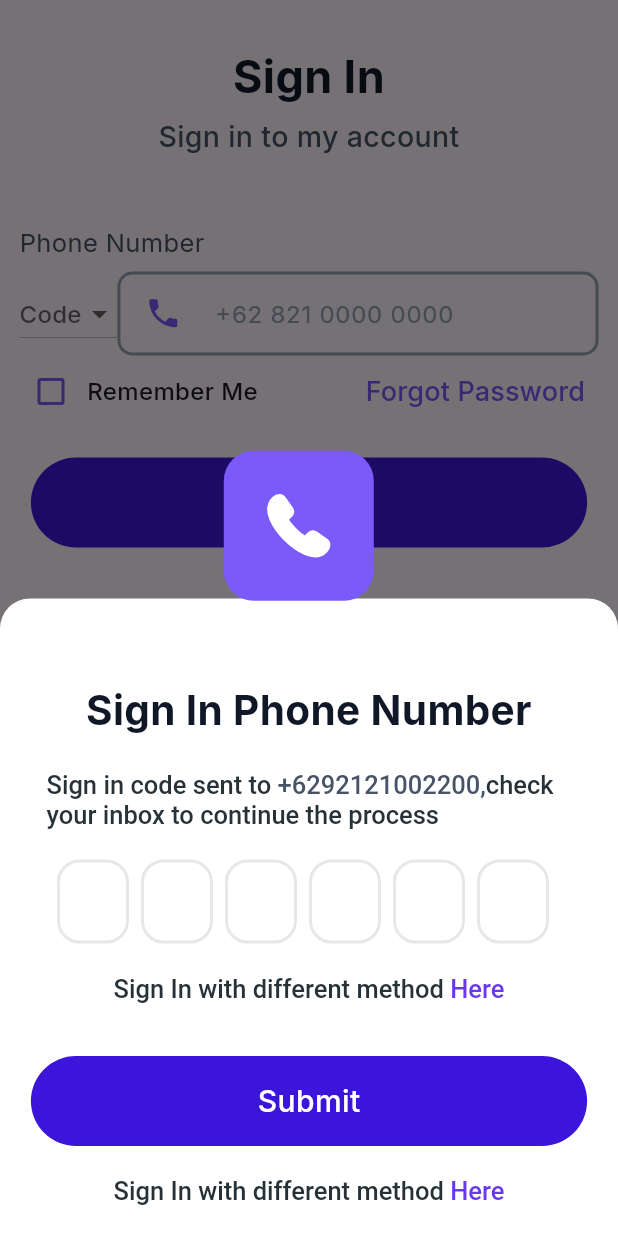
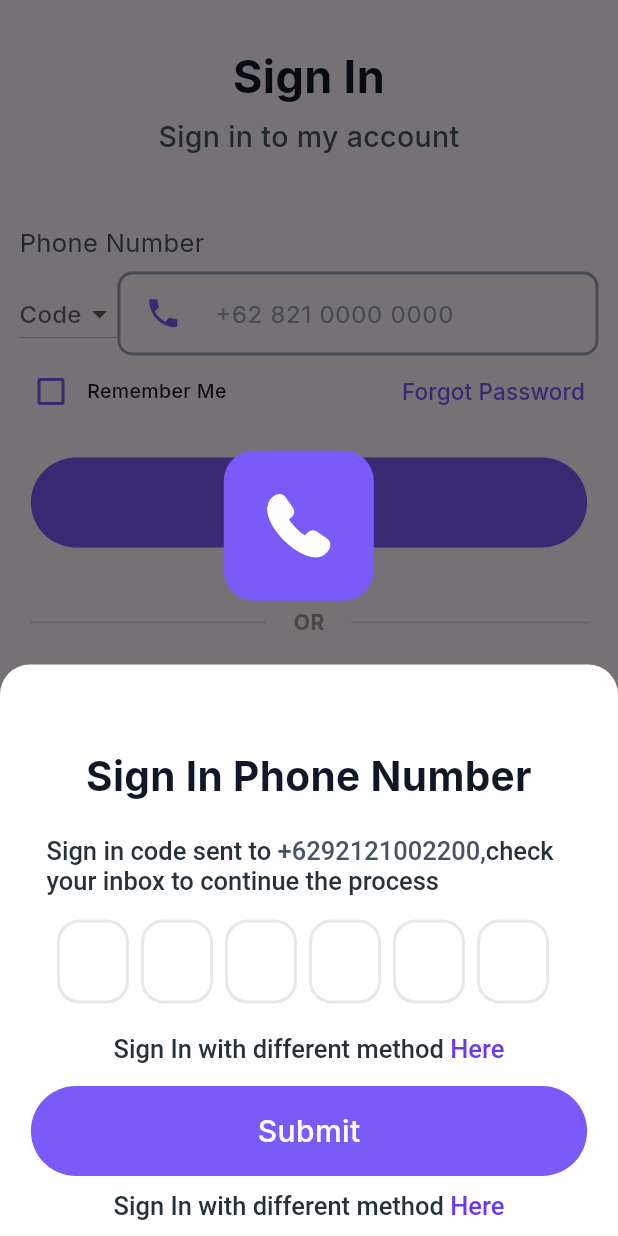
Before and after one commit to sammy002621/ui_hr_task_management, a Flutter app: the SignInPhonePage screen opened directly, after a tap on "Sign In", on a phone screen of 412 x 824 dp. Run offline on Flutter 3.47's test engine with Material 3 defaults, Android fonts, the phone set to English and light mode, and no system bars; drawn by our look-alikes of flutter_otp_text_field; our stand-ins replace dotted_border, flutter_bloc, flutter_svg, google_fonts, hugeicons, smooth_page_indicator; missing offline and left inert: avatar_stack; project files that could hold a hidden picture were left out.

Commit message:
adjusted modal sheet alignment

```diff
--- a/lib/presentation/auth/signin/pages/sign_in_phone_page.dart
+++ b/lib/presentation/auth/signin/pages/sign_in_phone_page.dart
@@ -71,6 +71,8 @@
                       fontSize: 17,
                       fontWeight: FontWeight.w500))
                   ])),
+
+                  descriptionheight: 16,
           content:OtpTextField(
                 decoration:InputDecoration(
                   hintStyle: TextStyle(
@@ -94,7 +96,9 @@
                 title: "Submit",
                 onTap: _navigateHome,
                width: MediaQuery.of(context).size.width * 0.9,
-                height: 60,),
+                height: 60,
+                color: AppColors.primaryColor,
+                ),
               belowTextField: Row(
                 mainAxisAlignment: MainAxisAlignment.center,
                 children: [
@@ -121,7 +125,7 @@
                       ]))
                 ],
               ),
-
+              belowTextFieldheight: 15,
               messageText: Row(
                 mainAxisAlignment: MainAxisAlignment.center,
                 children: [
@@ -148,7 +152,10 @@
                       ]))
                 ],
               ),
+              belowButton1height: 10,
               iconPath: AppVectors.centered_phone_icon,
+              belowTextOrButtonheight: 10,
+
               );
         });
   }
@@ -242,7 +249,7 @@
                     Text(
                       "Remember Me",
                       style:
-                          TextStyle(fontSize: 16, fontWeight: FontWeight.w500),
+                          TextStyle(fontSize: 13, fontWeight: FontWeight.w500),
                     )
                   ],
                 ),
@@ -254,7 +261,7 @@
                       "Forgot Password",
                       style: TextStyle(
                           color: AppColors.primaryColor,
-                          fontSize: 18,
+                          fontSize: 15,
                           fontWeight: FontWeight.w500),
                     ))
               ],
@@ -271,6 +278,7 @@
             onTap: _navigatePhoneSignin,
             width:MediaQuery.of(context).size.width * 0.9,
             height: 60,
+            color: AppColors.primaryColor,
           ),
 
           const SizedBox(
@@ -335,7 +343,7 @@
           ),
 
           const SizedBox(
-            height: 40,
+            height: 30,
           ),
 
           // sign up
@@ -367,7 +375,7 @@
             ],
           ),
 
-          const SizedBox(height: 30,)
+          const SizedBox(height: 15,)
         ],
       ),
     ));
--- a/lib/presentation/auth/signin/widgets/custom_modal_sheet.dart
+++ b/lib/presentation/auth/signin/widgets/custom_modal_sheet.dart
@@ -26,6 +26,9 @@
   final double? descriptionheight;
   final double? otpheight;
   final double? belowTextFieldheight;
+  final double? belowButton1height;
+  final double? belowTextOrButtonheight;
+  final double? topPosition;
   const CustomModalSheet({
     super.key,
     required this.iconPath,
@@ -40,6 +43,9 @@
     this.descriptionheight,
     this.otpheight,
     this.belowTextFieldheight,
+    this.belowButton1height,
+    this.belowTextOrButtonheight,
+    this.topPosition,
   });
 
   @override
@@ -103,11 +109,11 @@
                       widget.belowTextField ?? SizedBox.shrink(),
                       SizedBox(height: widget.belowTextFieldheight ?? 35),
                       widget.button1,
-                      const SizedBox(height: 20),
+                       SizedBox(height:widget.belowButton1height ?? 20),
                       widget.isTextorButton
                           ? widget.messageText ?? SizedBox.shrink()
                           : widget.button2 ?? SizedBox.shrink(),
-                      const SizedBox(height: 20),
+                       SizedBox(height:widget.belowTextOrButtonheight ?? 20),
                     ],
                   ),
                 ),
@@ -115,7 +121,7 @@
             ),
 
             Positioned(
-              top: -65,
+              top:widget.topPosition ?? -65,
               left: context.parentWidth * 0.35,
               child: CenteredContainer(
                   borderRadius: 20,
--- a/lib/presentation/home/widgets/meeting.dart
+++ b/lib/presentation/home/widgets/meeting.dart
@@ -19,7 +19,7 @@
             borderRadius: BorderRadius.circular(10),
             color: AppColors.bgColor),
         child: Padding(
-          padding: const EdgeInsets.all(10),
+          padding: const EdgeInsets.all(5),
           child: Column(
             mainAxisSize: MainAxisSize.min,
             children: [
--- a/lib/presentation/home/widgets/today_meeting.dart
+++ b/lib/presentation/home/widgets/today_meeting.dart
@@ -24,7 +24,7 @@
         color: Colors.white,
       ),
       child: Padding(
-        padding: const EdgeInsets.all(15),
+        padding: const EdgeInsets.all(10),
         child: Column(
           mainAxisSize: MainAxisSize.min,
           children: [
--- a/lib/presentation/home/widgets/today_task.dart
+++ b/lib/presentation/home/widgets/today_task.dart
@@ -26,7 +26,7 @@
         color: Colors.white,
       ),
       child: Padding(
-        padding: const EdgeInsets.all(15),
+        padding: const EdgeInsets.all(10),
         child: Column(
           mainAxisSize: MainAxisSize.min,
           children: [
--- a/lib/presentation/onboarding/pages/onboarding_1.dart
+++ b/lib/presentation/onboarding/pages/onboarding_1.dart
@@ -52,7 +52,7 @@
                     fontWeight: FontWeight.w600
                   ),
                   overflow: TextOverflow.ellipsis,
-                  maxLines: 1,
+                  maxLines: 2,
                   ),
                 const SizedBox(
                   height: 20,
--- a/lib/presentation/onboarding/pages/onboarding_2.dart
+++ b/lib/presentation/onboarding/pages/onboarding_2.dart
@@ -52,7 +52,7 @@
                     fontWeight: FontWeight.w600
                   ),
                   overflow: TextOverflow.ellipsis,
-                  maxLines: 1,
+                  maxLines: 2,
                   ),
                 const SizedBox(
                   height: 20,
--- a/lib/presentation/onboarding/pages/onboarding_3.dart
+++ b/lib/presentation/onboarding/pages/onboarding_3.dart
@@ -53,7 +53,7 @@
                     fontWeight: FontWeight.w600
                   ),
                   overflow: TextOverflow.ellipsis,
-                  maxLines: 1,
+                  maxLines: 2,
                   ),
                 const SizedBox(
                   height: 20,
```
Also changed, not shown: lib/presentation/auth/signin/pages/sign_in_page.dart (+31 -5 lines), lib/presentation/auth/signup/pages/sign_up_page.dart (+15 -3 lines).
